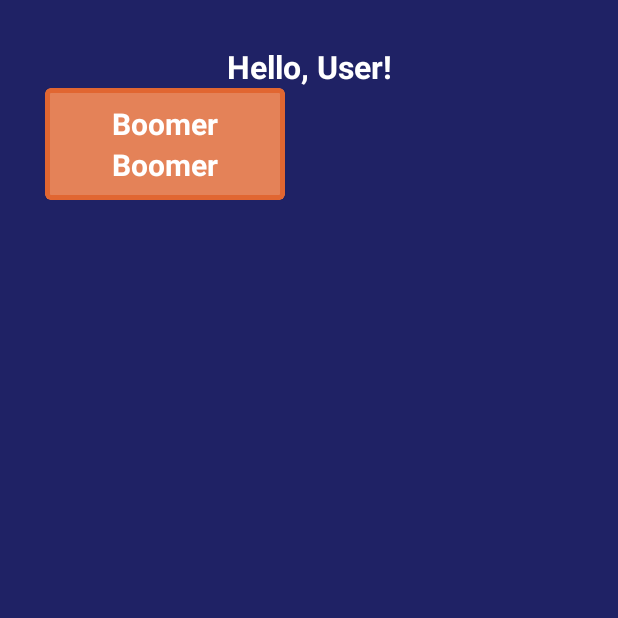
After one commit to bee2805/BattleofTheGenerations, an Android app: the CategoryView screen opened directly, with no data from a screen before it, on a phone screen of 412 x 824 dp, the top half of it. The commit adds this screen. Run offline under Robolectric (Android 15) with nearby library versions, the light colour scheme and no system bars.

Commit message:
Landing Page ALMOST complete
- lading page almost complete - just want to add a logo (still need to create one)

-started category view.

```diff
--- /dev/null
+++ b/app/src/main/java/com/example/battleofthegenerations/CategoryView.kt
@@ -0,0 +1,11 @@
+package com.example.battleofthegenerations
+
+import androidx.appcompat.app.AppCompatActivity
+import android.os.Bundle
+
+class CategoryView : AppCompatActivity() {
+    override fun onCreate(savedInstanceState: Bundle?) {
+        super.onCreate(savedInstanceState)
+        setContentView(R.layout.activity_category_view)
+    }
+}
--- /dev/null
+++ b/app/src/main/res/layout/activity_category_view.xml
@@ -0,0 +1,63 @@
+<?xml version="1.0" encoding="utf-8"?>
+<LinearLayout xmlns:android="http://schemas.android.com/apk/res/android"
+    xmlns:app="http://schemas.android.com/apk/res-auto"
+    xmlns:tools="http://schemas.android.com/tools"
+    android:layout_width="match_parent"
+    android:layout_height="match_parent"
+    tools:context=".CategoryView"
+    android:orientation="vertical"
+    android:padding="30dp"
+    android:background="@color/primary_dark_blue">
+
+    <TextView
+        android:layout_width="match_parent"
+        android:layout_height="wrap_content"
+        android:text="@string/greeting_user"
+        android:textColor="@color/white"
+        android:textAlignment="center"
+        android:textSize="21sp"
+        android:textStyle="bold"/>
+
+    <LinearLayout
+        android:layout_width="match_parent"
+        android:layout_height="wrap_content"
+        android:orientation="horizontal">
+
+        <com.google.android.material.card.MaterialCardView
+            android:layout_width="160dp"
+            android:layout_height="wrap_content"
+            app:cardBackgroundColor="@color/primary_orange"
+            app:strokeWidth="3dp"
+            app:strokeColor="@color/dark_orange">
+
+            <LinearLayout
+                android:layout_width="match_parent"
+                android:layout_height="wrap_content"
+                android:orientation="vertical"
+                android:padding="10dp">
+
+                <TextView
+                    android:layout_width="match_parent"
+                    android:layout_height="wrap_content"
+                    android:text="@string/category1"
+                    android:textAlignment="center"
+                    android:textSize="20sp"
+                    android:textStyle="bold"
+                    android:textColor="@color/white"/>
+
+                <TextView
+                    android:layout_width="match_parent"
+                    android:layout_height="wrap_content"
+                    android:text="@string/category1"
+                    android:textAlignment="center"
+                    android:textSize="20sp"
+                    android:textStyle="bold"
+                    android:textColor="@color/white"/>
+
+            </LinearLayout>
+
+        </com.google.android.material.card.MaterialCardView>
+
+    </LinearLayout>
+
+</LinearLayout>
--- a/app/src/main/res/values/colors.xml
+++ b/app/src/main/res/values/colors.xml
@@ -7,4 +7,10 @@
     <color name="teal_700">#FF018786</color>
     <color name="black">#FF000000</color>
     <color name="white">#FFFFFFFF</color>
+
+    <color name="primary_dark_blue">#1f2265</color>
+    <color name="primary_light_blue">#157cb8</color>
+    <color name="primary_orange">#e48258</color>
+    <color name="dark_orange">#e16631</color>
+    <color name="dark">#2d2d2d</color>
 </resources>
--- a/app/src/main/res/values/themes.xml
+++ b/app/src/main/res/values/themes.xml
@@ -1,9 +1,9 @@
 <resources xmlns:tools="http://schemas.android.com/tools">
     <!-- Base application theme. -->
-    <style name="Theme.BattleOfTheGenerations" parent="Theme.MaterialComponents.DayNight.DarkActionBar">
+    <style name="Theme.BattleOfTheGenerations" parent="Theme.MaterialComponents.DayNight.NoActionBar">
         <!-- Primary brand color. -->
         <item name="colorPrimary">@color/purple_500</item>
-        <item name="colorPrimaryVariant">@color/purple_700</item>
+        <item name="colorPrimaryVariant">@color/dark</item>
         <item name="colorOnPrimary">@color/white</item>
         <!-- Secondary brand color. -->
         <item name="colorSecondary">@color/teal_200</item>
```
Also changed, not shown: app/src/main/AndroidManifest.xml (+6 -1 lines), app/src/main/res/layout/activity_main.xml (+54 -10 lines), app/src/main/res/values/strings.xml (+16 -0 lines), app/src/main/res/drawable/front_page_background.jpg (added).
